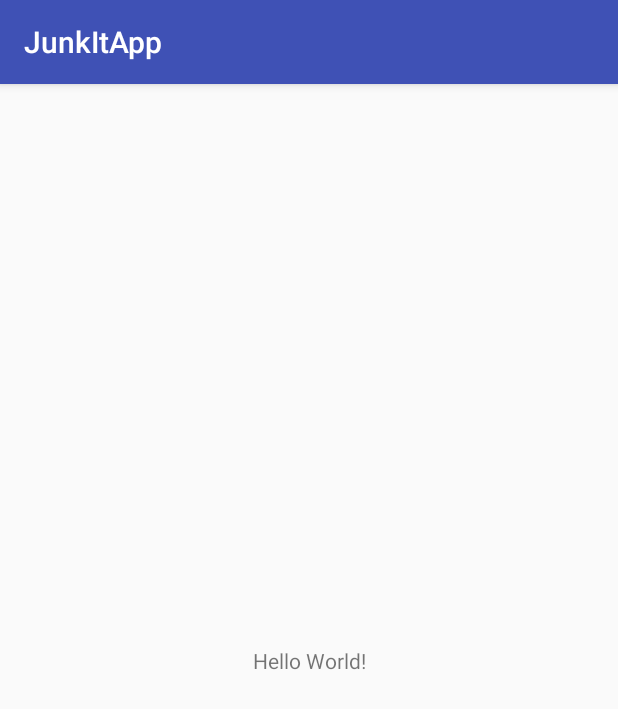
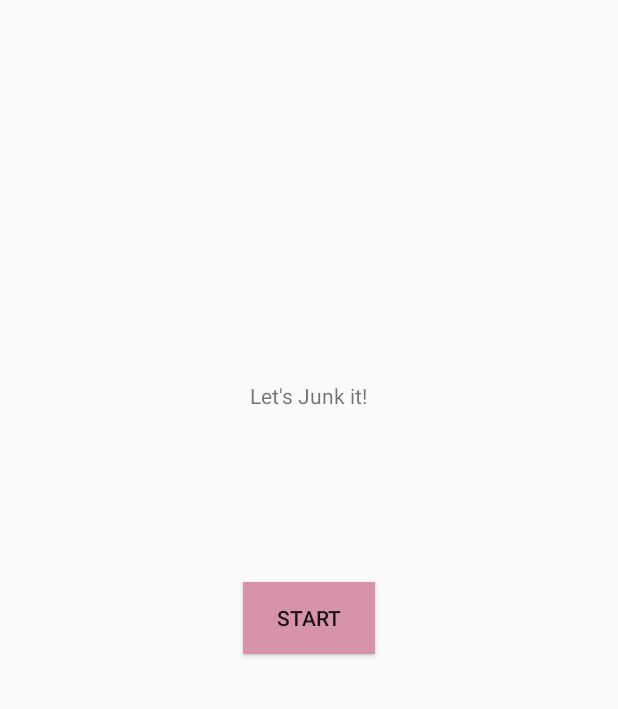
Before and after one commit to PauDenise/JunkIt, an Android app: the screen it shows after launch (MainActivity), on a phone screen of 412 x 824 dp. Shown: the top 709 px of the screen. Run offline under Robolectric (Android 15) with nearby library versions, the phone set to English and light mode, and no system bars.

Commit message:
Hay nako.

```diff
--- /dev/null
+++ b/app/src/main/java/com/gui/pc1/junkit/MainActivity.java
@@ -0,0 +1,32 @@
+package com.gui.pc1.junkit;
+
+import android.content.Intent;
+import android.support.v7.app.AppCompatActivity;
+import android.os.Bundle;
+import android.view.View;
+import android.widget.Button;
+
+public class MainActivity extends AppCompatActivity {
+
+    private Button button;
+    @Override
+    protected void onCreate(Bundle savedInstanceState) {
+        super.onCreate(savedInstanceState);
+        setContentView(R.layout.activity_main);
+
+        button=findViewById (R.id.start_button);
+        button.setOnClickListener(new View.OnClickListener(){
+            @Override
+            public void onClick(View v){
+                openSignUpActivity();
+            }
+        });
+    }
+
+    public void openSignUpActivity(){
+        Intent intent =  new Intent(this, SignUp.class);
+        startActivity(intent);
+    }
+
+
+}
--- a/app/src/main/res/layout/activity_main.xml
+++ b/app/src/main/res/layout/activity_main.xml
@@ -6,13 +6,32 @@
     android:layout_height="match_parent"
     tools:context=".MainActivity">
 
+
     <TextView
         android:layout_width="wrap_content"
         android:layout_height="wrap_content"
-        android:text="Hello World!"
+        android:layout_marginBottom="3dp"
+        android:text="Let's Junk it!"
+        android:typeface="sans"
         app:layout_constraintBottom_toBottomOf="parent"
         app:layout_constraintLeft_toLeftOf="parent"
         app:layout_constraintRight_toRightOf="parent"
-        app:layout_constraintTop_toTopOf="parent" />
+        app:layout_constraintTop_toTopOf="parent"
+        app:layout_constraintVertical_bias="0.317"
+        tools:textColor="@color/colorPrimaryDark"
+        tools:textSize="44sp" />
+
+    <Button
+        android:id="@+id/start_button"
+        android:layout_width="wrap_content"
+        android:layout_height="wrap_content"
+        android:background="@color/colorAccent"
+        android:text="Start"
+        app:layout_constraintBottom_toBottomOf="parent"
+        app:layout_constraintLeft_toLeftOf="parent"
+        app:layout_constraintRight_toRightOf="parent"
+        app:layout_constraintTop_toTopOf="parent"
+        tools:layout_editor_absoluteX="148dp" />
+
 
 </android.support.constraint.ConstraintLayout>
--- a/app/src/main/res/values/colors.xml
+++ b/app/src/main/res/values/colors.xml
@@ -1,6 +1,8 @@
 <?xml version="1.0" encoding="utf-8"?>
 <resources>
     <color name="colorPrimary">#3F51B5</color>
-    <color name="colorPrimaryDark">#303F9F</color>
-    <color name="colorAccent">#FF4081</color>
+    <color name="colorPrimaryDark">#303f9f</color>
+    <color name="colorAccent">#d693a9</color>
+    <color name="colorBlack">#000000</color>
+
 </resources>
--- a/app/src/main/res/values/strings.xml
+++ b/app/src/main/res/values/strings.xml
@@ -1,3 +1,3 @@
 <resources>
-    <string name="app_name">JunkItApp</string>
+    <string name="app_name">JunkIt</string>
 </resources>
--- a/app/src/main/res/values/styles.xml
+++ b/app/src/main/res/values/styles.xml
@@ -1,11 +1,16 @@
 <resources>
 
     <!-- Base application theme. -->
-    <style name="AppTheme" parent="Theme.AppCompat.Light.DarkActionBar">
+    <style name="AppTheme" parent="Theme.AppCompat.Light.NoActionBar">
         <!-- Customize your theme here. -->
         <item name="colorPrimary">@color/colorPrimary</item>
         <item name="colorPrimaryDark">@color/colorPrimaryDark</item>
         <item name="colorAccent">@color/colorAccent</item>
     </style>
 
+    <style name="AppTheme.NoActionBar">
+        <item name="windowActionBar">false</item>
+        <item name="windowNoTitle">true</item>
+    </style>
+
 </resources>
--- a/build.gradle
+++ b/build.gradle
@@ -8,7 +8,7 @@ buildscript {
     }
     dependencies {
         classpath 'com.android.tools.build:gradle:3.1.3'
-
+        classpath 'com.google.gms:google-services:4.0.1'
 
         // NOTE: Do not place your application dependencies here; they belong
         // in the individual module build.gradle files
```
Also changed, not shown: app/build.gradle (+10 -4 lines), app/src/main/AndroidManifest.xml (+6 -3 lines), app/src/main/java/com/gui/pc1/junkit/SignUp.java (added, +83 -0 lines), app/src/main/java/com/gui/pc1/junkit/hello.java (added, +7 -0 lines), app/src/main/res/layout/activity_sign_up.xml (added, +70 -0 lines), app/src/main/res/drawable/despro_icon.png (added), gradle/wrapper/gradle-wrapper.properties, 4 other files.
